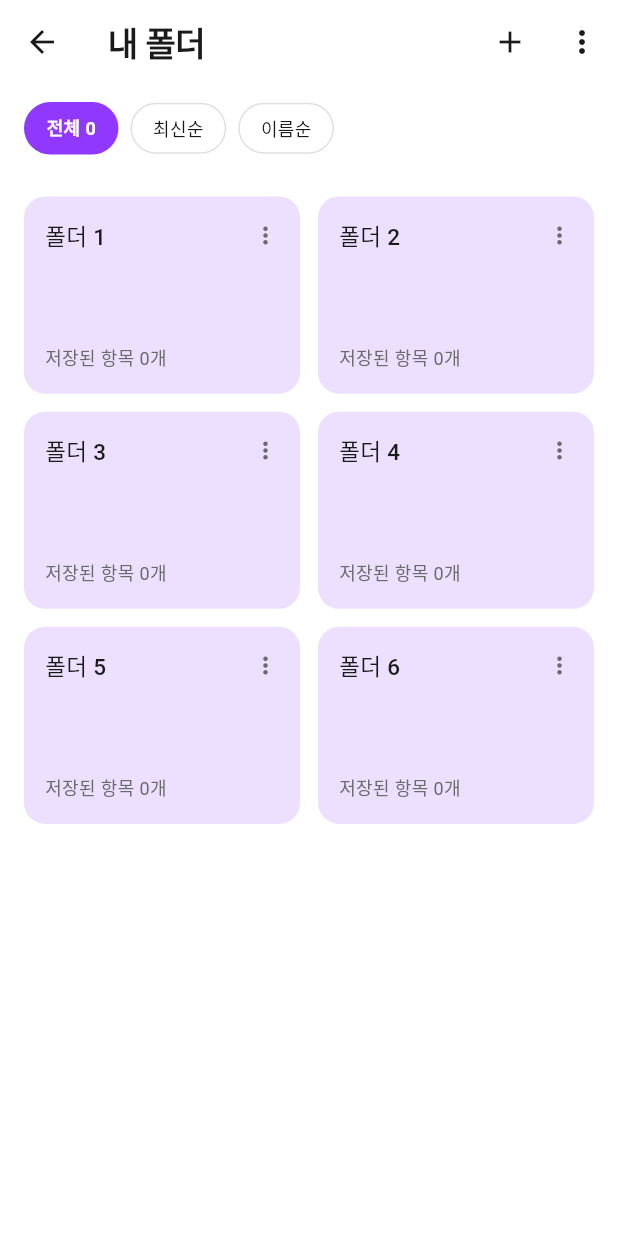
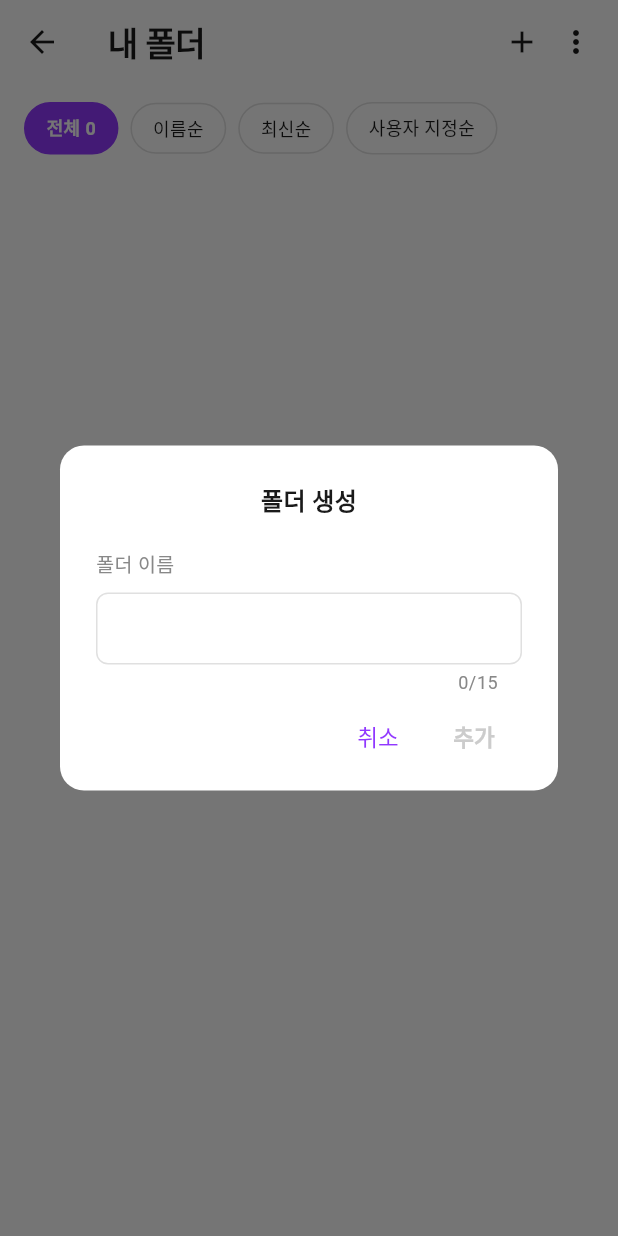
Before and after one commit to Team-Storoo/storoo_client, a Flutter app: the FolderScreen screen opened directly, after a tap on the "add" icon, on a phone screen of 412 x 824 dp. Run offline on Flutter 3.47's test engine with Material 3 defaults, Android fonts, the phone set to English and light mode, and no system bars; our stand-ins replace isar, shared_preferences; accounts and stored records are empty; generated files the repository leaves out were written again; Roboto replaces fonts that are missing (Pretendard); project files that could hold a hidden picture were left out.

Commit message:
[Feat] 내 폴더화면에서 폴더 추가 기능 추가
기본 빈 폴더
가운데 폴더 추가 혹은 상단 +버튼 클릭 시 폴더 추가 팝업 창 출력
폴더 이름 읿력 후 추가를 누르면 내 폴더 화면에 입력한 폴더 등록

```diff
--- /dev/null
+++ b/lib/screens/folder/folder_item.dart
@@ -0,0 +1,14 @@
+/// 로컬 상태용 폴더 모델 (DB 미연결)
+class FolderItem {
+  final String id;
+  final String name;
+  final DateTime createdAt;
+  int itemCount;
+
+  FolderItem({
+    required this.id,
+    required this.name,
+    required this.createdAt,
+    this.itemCount = 0,
+  });
+}
--- a/lib/screens/folder/folder_screen.dart
+++ b/lib/screens/folder/folder_screen.dart
@@ -1,11 +1,13 @@
 import 'package:flutter/material.dart';
 import '../../core/theme/app_colors.dart';
 import '../../core/theme/app_text_styles.dart';
+import 'folder_item.dart';
 import './widgets/folder_filter_row.dart';
 import './widgets/folder_grid.dart';
+import './widgets/create_folder_dialog.dart';
 
 /// 폴더 화면
-/// 고정 AppBar + 고정 필터 행 + 스크롤 그리드 구조
+/// 로친 상태로 폴더 목록 관리 (개발/테스트 용)
 class FolderScreen extends StatefulWidget {
   const FolderScreen({super.key});
 
@@ -14,12 +16,49 @@ class FolderScreen extends StatefulWidget {
 }
 
 class _FolderScreenState extends State<FolderScreen> {
-  static const List<String> _filters = ['전체', '최신순', '이름순'];
-  int _selectedFilter = 0;
+  final List<FolderItem> _folders = [];
+  FolderSortFilter _filter = FolderSortFilter.total;
+
+  List<FolderItem> get _sorted {
+    final list = List<FolderItem>.from(_folders);
+    switch (_filter) {
+      case FolderSortFilter.name:
+        list.sort((a, b) => a.name.compareTo(b.name));
+      case FolderSortFilter.recent:
+        list.sort((a, b) => b.createdAt.compareTo(a.createdAt));
+      case FolderSortFilter.total:
+      case FolderSortFilter.custom:
+        break;
+    }
+    return list;
+  }
+
+  Future<void> _showCreateDialog() async {
+    final name = await showDialog<String>(
+      context: context,
+      builder: (_) => const CreateFolderDialog(),
+    );
+    if (name == null || name.isEmpty) return;
+    setState(() {
+      _folders.add(
+        FolderItem(
+          id: DateTime.now().millisecondsSinceEpoch.toString(),
+          name: name,
+          createdAt: DateTime.now(),
+        ),
+      );
+    });
+  }
 
   @override
   Widget build(BuildContext context) {
-    return Scaffold(
+    return Theme(
+      data: Theme.of(context).copyWith(
+        splashColor: Colors.transparent,
+        highlightColor: Colors.transparent,
+        splashFactory: NoSplash.splashFactory,
+      ),
+      child: Scaffold(
         backgroundColor: Colors.white,
         appBar: AppBar(
           backgroundColor: Colors.white,
@@ -28,30 +67,46 @@ class _FolderScreenState extends State<FolderScreen> {
           centerTitle: false,
           title: Text(
             '내 폴더',
-          style: AppTextStyles.headline1.copyWith(color: AppColors.textPrimary),
+            style: AppTextStyles.headline1.copyWith(
+              color: AppColors.textPrimary,
+            ),
           ),
           actions: [
-          IconButton(
-            onPressed: () {}, // TODO: 폴더 추가
-            icon: Icon(Icons.add, color: AppColors.textPrimary),
+            GestureDetector(
+              onTap: _showCreateDialog,
+              behavior: HitTestBehavior.opaque,
+              child: const Padding(
+                padding: EdgeInsets.symmetric(horizontal: 8, vertical: 12),
+                child: Icon(Icons.add, color: AppColors.textPrimary),
               ),
-          IconButton(
-            onPressed: () {}, // TODO: 폴더 옵션
-            icon: Icon(Icons.more_vert, color: AppColors.textPrimary),
+            ),
+            GestureDetector(
+              onTap: () {},
+              behavior: HitTestBehavior.opaque,
+              child: const Padding(
+                padding: EdgeInsets.only(
+                  left: 4,
+                  right: 16,
+                  top: 12,
+                  bottom: 12,
+                ),
+                child: Icon(Icons.more_vert, color: AppColors.textPrimary),
+              ),
             ),
           ],
         ),
         body: Column(
           children: [
-          // 필터 행: 스크롤과 분리되어 항상 상단에 고정
             FolderFilterRow(
-            filters: _filters,
-            selectedIndex: _selectedFilter,
-            onSelected: (i) => setState(() => _selectedFilter = i),
+              total: _folders.length,
+              selectedFilter: _filter,
+              onSelected: (f) => setState(() => _filter = f),
             ),
-          // 그리드: 남은 공간을 채워 스크롤
-          const Expanded(child: FolderGrid()),
+            Expanded(
+              child: FolderGrid(folders: _sorted, onAddTap: _showCreateDialog),
+            ),
           ],
+        ),
       ),
     );
   }
--- /dev/null
+++ b/lib/screens/folder/widgets/create_folder_dialog.dart
@@ -0,0 +1,131 @@
+import 'package:flutter/material.dart';
+import '../../../core/theme/app_colors.dart';
+
+/// 폴더 생성 다이얼로그
+class CreateFolderDialog extends StatefulWidget {
+  const CreateFolderDialog({super.key});
+
+  @override
+  State<CreateFolderDialog> createState() => _CreateFolderDialogState();
+}
+
+class _CreateFolderDialogState extends State<CreateFolderDialog> {
+  final _ctrl = TextEditingController();
+  static const int _maxLength = 15;
+
+  @override
+  void dispose() {
+    _ctrl.dispose();
+    super.dispose();
+  }
+
+  @override
+  Widget build(BuildContext context) {
+    return Dialog(
+      backgroundColor: Colors.white,
+      shape: RoundedRectangleBorder(borderRadius: BorderRadius.circular(16)),
+      child: Padding(
+        padding: const EdgeInsets.fromLTRB(24, 24, 24, 12),
+        child: Column(
+          mainAxisSize: MainAxisSize.min,
+          crossAxisAlignment: CrossAxisAlignment.start,
+          children: [
+            const Center(
+              child: Text(
+                '폴더 생성',
+                style: TextStyle(
+                  fontFamily: 'Pretendard',
+                  fontSize: 16,
+                  fontWeight: FontWeight.w600,
+                  color: Color(0xFF1A1A1A),
+                ),
+              ),
+            ),
+            const SizedBox(height: 20),
+            const Text(
+              '폴더 이름',
+              style: TextStyle(
+                fontFamily: 'Pretendard',
+                fontSize: 13,
+                color: Color(0xFF888888),
+              ),
+            ),
+            const SizedBox(height: 8),
+            TextField(
+              controller: _ctrl,
+              maxLength: _maxLength,
+              onChanged: (_) => setState(() {}),
+              style: const TextStyle(fontFamily: 'Pretendard', fontSize: 15),
+              decoration: InputDecoration(
+                counterText: '${_ctrl.text.length}/$_maxLength',
+                counterStyle: const TextStyle(
+                  fontFamily: 'Pretendard',
+                  fontSize: 12,
+                  color: Color(0xFF888888),
+                ),
+                contentPadding: const EdgeInsets.symmetric(
+                  horizontal: 12,
+                  vertical: 10,
+                ),
+                border: OutlineInputBorder(
+                  borderRadius: BorderRadius.circular(8),
+                  borderSide: const BorderSide(color: Color(0xFFE0E0E0)),
+                ),
+                enabledBorder: OutlineInputBorder(
+                  borderRadius: BorderRadius.circular(8),
+                  borderSide: const BorderSide(color: Color(0xFFE0E0E0)),
+                ),
+                focusedBorder: OutlineInputBorder(
+                  borderRadius: BorderRadius.circular(8),
+                  borderSide: const BorderSide(color: AppColors.primary),
+                ),
+              ),
+            ),
+            const SizedBox(height: 4),
+            Row(
+              mainAxisAlignment: MainAxisAlignment.end,
+              children: [
+                TextButton(
+                  onPressed: () => Navigator.of(context).pop(),
+                  style: TextButton.styleFrom(
+                    foregroundColor: AppColors.primary,
+                    overlayColor: Colors.transparent,
+                    splashFactory: NoSplash.splashFactory,
+                  ),
+                  child: const Text(
+                    '취소',
+                    style: TextStyle(
+                      fontFamily: 'Pretendard',
+                      fontSize: 15,
+                      fontWeight: FontWeight.w500,
+                    ),
+                  ),
+                ),
+                TextButton(
+                  onPressed:
+                      _ctrl.text.trim().isEmpty
+                          ? null
+                          : () => Navigator.of(context).pop(_ctrl.text.trim()),
+                  style: TextButton.styleFrom(
+                    foregroundColor: AppColors.primary,
+                    overlayColor: Colors.transparent,
+                    splashFactory: NoSplash.splashFactory,
+                    disabledForegroundColor: const Color(0xFFCCCCCC),
+                  ),
+                  child: const Text(
+                    '추가',
+                    style: TextStyle(
+                      fontFamily: 'Pretendard',
+                      fontSize: 15,
+                      fontWeight: FontWeight.w600,
+                    ),
+                  ),
+                ),
+              ],
+            ),
+          ],
+        ),
+      ),
+    );
+  }
+}
--- a/lib/screens/folder/widgets/folder_card.dart
+++ b/lib/screens/folder/widgets/folder_card.dart
@@ -1,15 +1,13 @@
 import 'package:flutter/material.dart';
 import '../../../core/theme/app_colors.dart';
 import '../../../core/theme/app_text_styles.dart';
+import '../folder_item.dart';
 
 /// 폴더 그리드 단일 카드 위젯
-///
-/// [index] 임시 인덱스 (추후 Folder 모델로 교체)
-/// TODO: DB 연결 후 Folder 모델 파라미터로 교체
 class FolderCard extends StatelessWidget {
-  const FolderCard({super.key, required this.index});
+  const FolderCard({super.key, required this.folder});
 
-  final int index;
+  final FolderItem folder;
 
   @override
   Widget build(BuildContext context) {
@@ -28,13 +26,13 @@ class FolderCard extends StatelessWidget {
             children: [
               Expanded(
                 child: Text(
-                  '폴더 ${index + 1}', // TODO: 실제 폴더 이름으로 교체
+                  folder.name,
                   style: AppTextStyles.subtitle,
                   overflow: TextOverflow.ellipsis,
                 ),
               ),
               GestureDetector(
-                onTap: () {}, // TODO: 폴더 옵션 메뉴 구현
+                onTap: () {},
                 child: const Icon(
                   Icons.more_vert,
                   size: 18,
@@ -43,10 +41,7 @@ class FolderCard extends StatelessWidget {
               ),
             ],
           ),
-          Text(
-            '저장된 항목 0개', // TODO: 실제 개수로 교체
-            style: AppTextStyles.caption,
-          ),
+          Text('저장된 항목 ${folder.itemCount}개', style: AppTextStyles.caption),
         ],
       ),
     );
--- a/lib/screens/folder/widgets/folder_filter_row.dart
+++ b/lib/screens/folder/widgets/folder_filter_row.dart
@@ -2,38 +2,45 @@ import 'package:flutter/material.dart';
 import '../../../core/theme/app_colors.dart';
 import '../../../core/theme/app_text_styles.dart';
 
+enum FolderSortFilter { total, name, recent, custom }
+
 /// 폴더 화면 정렬 필터 버튼 행
-///
-/// [filters]       필터 이름 목록
-/// [selectedIndex] 현재 선택된 필터 인덱스
-/// [onSelected]    필터 선택 시 호출되는 콜백
 class FolderFilterRow extends StatelessWidget {
   const FolderFilterRow({
     super.key,
-    required this.filters,
-    required this.selectedIndex,
+    required this.total,
+    required this.selectedFilter,
     required this.onSelected,
   });
 
-  final List<String> filters;
-  final int selectedIndex;
-  final ValueChanged<int> onSelected;
+  final int total;
+  final FolderSortFilter selectedFilter;
+  final ValueChanged<FolderSortFilter> onSelected;
 
   @override
   Widget build(BuildContext context) {
+    final items = [
+      (FolderSortFilter.total, '전체 $total'),
+      (FolderSortFilter.name, '이름순'),
+      (FolderSortFilter.recent, '최신순'),
+      (FolderSortFilter.custom, '사용자 지정순'),
+    ];
+
     return Container(
-      color: AppColors.surface,
-      width: double.infinity, // 화면 너비가 변해도 항상 전체 너비를 채움
+      color: Colors.white,
+      width: double.infinity,
       child: SingleChildScrollView(
         scrollDirection: Axis.horizontal,
         padding: const EdgeInsets.symmetric(horizontal: 16, vertical: 12),
         child: Row(
-          children: List.generate(filters.length, (i) {
-            final bool isSelected = i == selectedIndex;
+          children:
+              items.map((item) {
+                final (filter, label) = item;
+                final isSelected = filter == selectedFilter;
                 return Padding(
                   padding: const EdgeInsets.only(right: 8),
                   child: GestureDetector(
-                onTap: () => onSelected(i),
+                    onTap: () => onSelected(filter),
                     child: Container(
                       padding: const EdgeInsets.symmetric(
                         horizontal: 14,
@@ -43,14 +50,17 @@ class FolderFilterRow extends StatelessWidget {
                         color: isSelected ? AppColors.primary : Colors.white,
                         borderRadius: BorderRadius.circular(20),
                         border: Border.all(
-                      color: isSelected ? AppColors.primary : AppColors.divider,
+                          color:
+                              isSelected
+                                  ? AppColors.primary
+                                  : const Color(0xFFE0E0E0),
                         ),
                       ),
                       child: Text(
-                    // '전체' 필터에는 개수 표시 (TODO: 실제 값으로 교체)
-                    i == 0 ? '${filters[i]} 0' : filters[i],
+                        label,
                         style: AppTextStyles.caption.copyWith(
-                      color: isSelected ? Colors.white : AppColors.textPrimary,
+                          color:
+                              isSelected ? Colors.white : AppColors.textPrimary,
                           fontWeight:
                               isSelected ? FontWeight.w600 : FontWeight.normal,
                         ),
@@ -58,7 +68,7 @@ class FolderFilterRow extends StatelessWidget {
                     ),
                   ),
                 );
-          }),
+              }).toList(),
         ),
       ),
     );
--- a/lib/screens/folder/widgets/folder_grid.dart
+++ b/lib/screens/folder/widgets/folder_grid.dart
@@ -1,23 +1,80 @@
 import 'package:flutter/material.dart';
+import '../folder_item.dart';
+import '../../../core/theme/app_colors.dart';
+import '../../../core/theme/app_text_styles.dart';
 import './folder_card.dart';
 
-/// 폴더 2열 그리드 목록
-/// TODO: DB 연결 후 실제 폴더 목록 데이터 연결
+/// 폴더 2열 그리드 — 빈 상태일 때 안내 화면 표시
 class FolderGrid extends StatelessWidget {
-  const FolderGrid({super.key});
+  const FolderGrid({super.key, required this.folders, required this.onAddTap});
+
+  final List<FolderItem> folders;
+  final VoidCallback onAddTap;
 
   @override
   Widget build(BuildContext context) {
+    if (folders.isEmpty) {
+      return _EmptyState(onAddTap: onAddTap);
+    }
     return GridView.builder(
       padding: const EdgeInsets.fromLTRB(16, 16, 16, 100),
       gridDelegate: const SliverGridDelegateWithFixedCrossAxisCount(
-        crossAxisCount: 2, // 2열 고정
+        crossAxisCount: 2,
         crossAxisSpacing: 12,
         mainAxisSpacing: 12,
-        childAspectRatio: 1.4, // 카드 가로:세로 비율
+        childAspectRatio: 1.4,
       ),
-      itemCount: 6, // TODO: 실제 폴더 목록 개수로 교체
-      itemBuilder: (_, index) => FolderCard(index: index),
+      itemCount: folders.length,
+      itemBuilder: (_, i) => FolderCard(folder: folders[i]),
     );
   }
 }
+
+class _EmptyState extends StatelessWidget {
+  const _EmptyState({required this.onAddTap});
+
+  final VoidCallback onAddTap;
+
+  @override
+  Widget build(BuildContext context) {
+    return Center(
+      child: Column(
+        mainAxisSize: MainAxisSize.min,
+        children: [
+          Text(
+            '아직 생성된 폴더가 없어요',
+            style: AppTextStyles.body.copyWith(color: AppColors.textSecondary),
+          ),
+          const SizedBox(height: 16),
+          GestureDetector(
+            onTap: onAddTap,
+            child: Container(
+              padding: const EdgeInsets.symmetric(horizontal: 20, vertical: 12),
+              decoration: BoxDecoration(
+                border: Border.all(color: AppColors.primary),
+                borderRadius: BorderRadius.circular(24),
+              ),
+              child: Row(
+                mainAxisSize: MainAxisSize.min,
+                children: [
+                  const Icon(
+                    Icons.add_circle,
+                    color: AppColors.primary,
+                    size: 18,
+                  ),
+                  const SizedBox(width: 6),
+                  Text(
+                    '폴더 추가하기',
+                    style: AppTextStyles.body.copyWith(
+                      color: AppColors.primary,
+                    ),
+                  ),
+                ],
+              ),
+            ),
+          ),
+        ],
+      ),
+    );
+  }
+}
```
Lines whose indentation alone changed are shown as unchanged.
